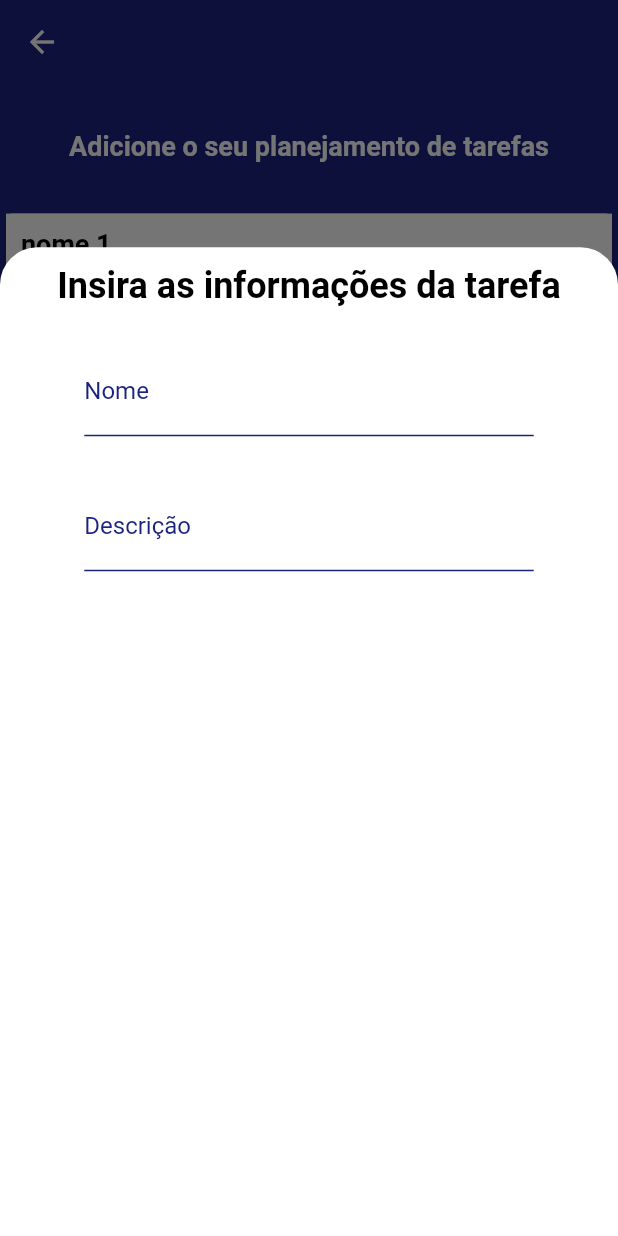
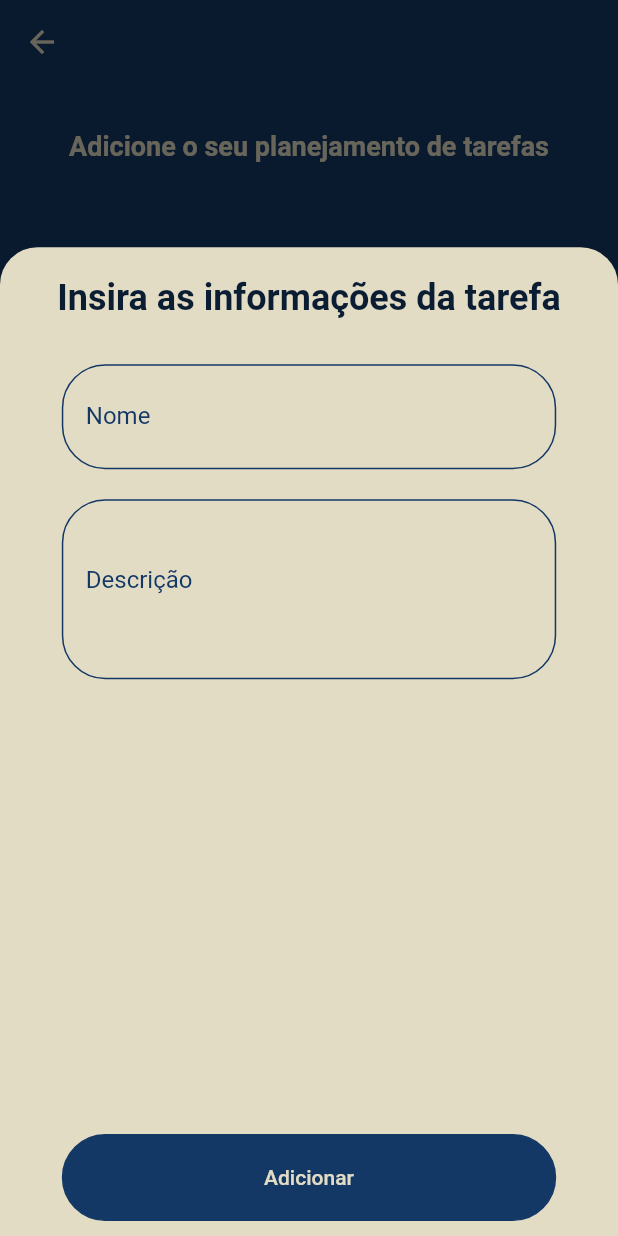
Before and after one commit to CaioAndreta/ludic, a Flutter app: the NovaSalaView screen opened by its route, after a tap on "Continuar", after a tap on the "add" icon, on a phone screen of 412 x 824 dp. Run offline on Flutter 3.47's test engine with Material 2 defaults, Android fonts, the phone set to English and light mode, and no system bars; our stand-ins replace cloud_firestore, email_validator, firebase_auth, firebase_core, google_fonts, shared_preferences; missing offline and left inert: short_uuids; accounts and stored records are empty.

Commit message:
cadastro de tarefas

```diff
--- a/lib/shared/themes/app_colors.dart
+++ b/lib/shared/themes/app_colors.dart
@@ -1,12 +1,9 @@
 import 'package:flutter/material.dart';
 
 class AppColors {
-  static final primary = Colors.indigo.shade900;
-  static final secondary = Color(0xFFFFFFFF);
-  static final black = Colors.black;
+  static final primary = Color(0XFF133865);
+  static final secondary = Color(0XFFE3DCC5);
+  static final dark = Color(0xff0A1D33);
   static final delete = Color(0xFFE83F5B);
-  static final heading = Color(0xFF585666);
   static final body = Color(0xFF706E7A);
-  static final stroke = Color(0xFFE3E3E6);
-  static final shape = Color(0xFFFFFFFF);
 }
--- a/lib/shared/themes/app_textstyles.dart
+++ b/lib/shared/themes/app_textstyles.dart
@@ -3,22 +3,25 @@ import 'package:google_fonts/google_fonts.dart';
 import 'package:ludic/shared/themes/app_colors.dart';
 
 class TextStyles {
-  static final purpleTitleText = GoogleFonts.roboto(
+  static final primaryTitleText = GoogleFonts.roboto(
       fontSize: 24, color: AppColors.primary, fontWeight: FontWeight.bold);
-  static final whiteTitleText = GoogleFonts.roboto(
+  static final secondaryTitleText = GoogleFonts.roboto(
       fontSize: 18, color: AppColors.secondary, fontWeight: FontWeight.bold);
-  static final purpleCodigoSala = GoogleFonts.roboto(
+  static final primaryCodigoSala = GoogleFonts.roboto(
       fontSize: 20, color: AppColors.primary, fontWeight: FontWeight.bold);
-  static final purpleHintText = GoogleFonts.roboto(color: AppColors.primary);
+  static final primaryHintText = GoogleFonts.roboto(color: AppColors.primary);
+  static final blackTitleText =
+      GoogleFonts.roboto(color: AppColors.dark, fontSize: 24);
   static final blackHintText =
-      GoogleFonts.roboto(color: AppColors.black, fontSize: 24);
-  static final whiteHintText = GoogleFonts.roboto(color: AppColors.secondary);
-  static final whitetxtCodigoSala =
+      GoogleFonts.roboto(color: AppColors.dark, fontSize: 16);
+  static final secondaryHintText =
+      GoogleFonts.roboto(color: AppColors.secondary);
+  static final secondaryTxtCodigoSala =
       GoogleFonts.roboto(color: AppColors.secondary, fontSize: 24);
   static final cardTitle =
-      GoogleFonts.roboto(color: AppColors.black, fontSize: 18);
+      GoogleFonts.roboto(color: AppColors.dark, fontSize: 18);
   static final cardDate =
-      GoogleFonts.roboto(color: AppColors.black, fontSize: 16);
+      GoogleFonts.roboto(color: AppColors.dark, fontSize: 16);
   static final cardDesc =
       GoogleFonts.roboto(color: AppColors.body, fontSize: 16);
 }
--- a/lib/shared/widgets/InputFieldBorderless.dart
+++ b/lib/shared/widgets/InputFieldBorderless.dart
@@ -3,6 +3,7 @@ import 'package:flutter/widgets.dart';
 import 'package:ludic/shared/themes/app_colors.dart';
 import 'package:ludic/shared/themes/app_textstyles.dart';
 
+// ignore: must_be_immutable
 class InputFieldBorderless extends StatefulWidget {
   TextEditingController? controller;
   bool obscureText;
@@ -24,8 +25,13 @@ class _InputFieldBorderlessState extends State<InputFieldBorderless> {
   @override
   Widget build(BuildContext context) {
     var size = MediaQuery.of(context).size;
-    return Container(
-        margin: EdgeInsets.symmetric(vertical: 10),
+    return Column(
+      children: [
+        Container(
+            width: size.width * 0.7,
+            alignment: Alignment.centerLeft,
+            child: Text(widget.label, style: TextStyles.primaryHintText)),
+        Container(
             padding: EdgeInsets.symmetric(horizontal: 15, vertical: 5),
             height: 70,
             width: size.width * 0.8,
@@ -35,10 +41,10 @@ class _InputFieldBorderlessState extends State<InputFieldBorderless> {
               obscureText: widget.obscureText,
               cursorColor: AppColors.primary,
               decoration: InputDecoration(
-              labelText: widget.label,
-              labelStyle: TextStyles.purpleHintText,
                   enabledBorder: UnderlineInputBorder(
                       borderSide: BorderSide(color: AppColors.primary))),
-        ));
+            )),
+      ],
+    );
   }
 }
--- a/lib/shared/widgets/button.dart
+++ b/lib/shared/widgets/button.dart
@@ -1,8 +1,8 @@
 import 'package:flutter/material.dart';
 import 'package:ludic/shared/themes/app_colors.dart';
 
+// ignore: must_be_immutable
 class Button extends StatelessWidget {
-  @override
   String label;
   void Function()? onPressed;
   Button({Key? key, this.label = '', this.onPressed}) : super(key: key);
@@ -27,7 +27,7 @@ class Button extends StatelessWidget {
             primary: AppColors.primary),
         child: Text(
           label,
-          style: TextStyle(color: AppColors.shape),
+          style: TextStyle(color: AppColors.secondary),
         ),
         onPressed: onPressed,
       ),
--- a/lib/shared/widgets/input_field.dart
+++ b/lib/shared/widgets/input_field.dart
@@ -4,12 +4,14 @@ import 'package:ludic/shared/themes/app_colors.dart';
 // ignore: must_be_immutable
 class InputField extends StatefulWidget {
   InputDecoration? decoration;
+  double height;
   TextEditingController? controller;
   bool obscureText;
   var validator;
   InputField(
       {Key? key,
       this.decoration,
+      required this.height,
       this.obscureText = false,
       this.controller,
       this.validator})
@@ -26,13 +28,15 @@ class _InputFieldState extends State<InputField> {
     return Container(
       margin: EdgeInsets.symmetric(vertical: 10),
       padding: EdgeInsets.symmetric(horizontal: 15, vertical: 5),
-      height: 70,
+      height: widget.height,
       width: size.width * 0.8,
       decoration: BoxDecoration(
-          color: AppColors.shape,
+          color: AppColors.secondary,
           borderRadius: BorderRadius.circular(29),
           border: Border.all(color: AppColors.primary)),
       child: TextFormField(
+        maxLines: 3,
+        keyboardType: TextInputType.multiline,
         controller: widget.controller,
         validator: widget.validator,
         obscureText: widget.obscureText,
--- a/lib/views/myapp.dart
+++ b/lib/views/myapp.dart
@@ -37,8 +37,8 @@ class MyApp extends StatelessWidget {
               centerTitle: true,
               backgroundColor: Colors.transparent,
               shadowColor: Colors.transparent,
-              titleTextStyle: TextStyle(color: Colors.purple.shade900),
-              iconTheme: IconThemeData(color: Colors.purple.shade900),
+              titleTextStyle: TextStyle(color: AppColors.primary),
+              iconTheme: IconThemeData(color: AppColors.primary),
             )),
         initialRoute: email == null ? '/' : '/home',
         routes: {
--- a/lib/views/novaSala/novaSala.dart
+++ b/lib/views/novaSala/novaSala.dart
@@ -30,7 +30,7 @@ class _NovaSalaViewState extends State<NovaSalaView> {
           index: index,
         ),
         bottomNavigationBar: Padding(
-          padding: EdgeInsets.symmetric(horizontal: size.width * 0.03),
+          padding: EdgeInsets.fromLTRB(10, 0, 10, 0),
           child: Container(
             decoration: BoxDecoration(
               color: AppColors.secondary,
--- a/lib/views/novaSala/novaSalaController.dart
+++ b/lib/views/novaSala/novaSalaController.dart
@@ -1,7 +1,3 @@
-import 'package:ludic/views/novaSala/telas/1_nomeSala.dart';
-import 'package:ludic/views/novaSala/telas/2_addTarefas.dart';
-import 'package:ludic/views/novaSala/telas/3_codigoSala.dart';
-
 class NovaSalaController {
   var currentPage = 0;
   void setPage(int index) {
--- a/lib/views/novaSala/telas/2_addTarefas.dart
+++ b/lib/views/novaSala/telas/2_addTarefas.dart
@@ -1,9 +1,8 @@
 import 'package:flutter/material.dart';
 import 'package:flutter/widgets.dart';
-import 'package:intl/intl.dart';
 import 'package:ludic/shared/themes/app_colors.dart';
 import 'package:ludic/shared/themes/app_textstyles.dart';
-import 'package:ludic/shared/widgets/InputFieldBorderless.dart';
+import 'package:ludic/shared/widgets/button.dart';
 import 'package:ludic/shared/widgets/input_field.dart';
 import 'package:ludic/views/novaSala/novaSalaController.dart';
 
@@ -15,38 +14,27 @@ class AddTarefasView extends StatefulWidget {
 }
 
 class _AddTarefasViewState extends State<AddTarefasView> {
-  addTar() {
-    addTarefa({
-      'nome': 'nome 1',
-      'descricao': 'Lorem Ipsum ',
-      'data': DateFormat('dd/MM/yyyy').format(DateTime.now())
+  final novaSalaController = NovaSalaController();
+  var selectedDate = DateTime.now();
+  List tarefas = [];
+  addTarefa(String name, String desc) {
+    tarefas.add({
+      'nome': name,
+      'descricao': desc,
     });
     setState(() {});
   }
 
-  var trabs = [
-    {
-      'nome': 'nome 1',
-      'descricao': 'descricao',
-      'data': DateFormat("dd/MM/yyyy").format(DateTime.now()),
-      'uuid': UniqueKey()
-    },
-  ];
-  addTarefa(var map) {
-    trabs.add(map);
+  deleteTarefa(int index) {
+    tarefas.remove(tarefas[index]);
     setState(() {});
   }
 
-  deleteTarefa(int index) {
-    trabs.remove(trabs[index]);
-    setState(() {});
-  }
-
-  final novaSalaController = NovaSalaController();
   @override
   Widget build(BuildContext context) {
     var size = MediaQuery.of(context).size;
-
+    TextEditingController _nameController = TextEditingController();
+    TextEditingController _descController = TextEditingController();
     return Scaffold(
       backgroundColor: AppColors.primary,
       floatingActionButton: ElevatedButton(
@@ -64,35 +52,64 @@ class _AddTarefasViewState extends State<AddTarefasView> {
               builder: (context) => Container(
                     height: size.height * 0.8,
                     decoration: BoxDecoration(
-                        color: Colors.white,
+                        color: AppColors.secondary,
                         borderRadius: BorderRadius.only(
                             topLeft: Radius.circular(25.0),
                             topRight: Radius.circular(25.0))),
                     child: Column(
+                      mainAxisAlignment: MainAxisAlignment.spaceBetween,
+                      children: [
+                        Column(
                           children: [
                             Padding(
-                          padding: EdgeInsets.all(12.0),
+                              padding: EdgeInsets.all(20.0),
                               child: Text('Insira as informações da tarefa',
-                              style: TextStyles.blackHintText),
+                                  style: TextStyles.blackTitleText),
                             ),
-                        InputFieldBorderless(label: 'Nome'),
-                        InputFieldBorderless(label: 'Descrição'),
+                            InputField(
+                                controller: _nameController,
+                                height: 70,
+                                decoration: InputDecoration(
+                                    labelText: 'Nome',
+                                    labelStyle: TextStyles.primaryHintText,
+                                    border: InputBorder.none)),
+                            // InputField(
+                            //     controller: _pesoController,
+                            //     height: 70,
+                            //     decoration: InputDecoration(
+                            //         labelText: 'Peso',
+                            //         labelStyle: TextStyles.primaryHintText,
+                            //         border: InputBorder.none)),
+                            InputField(
+                                controller: _descController,
+                                height: 120,
+                                decoration: InputDecoration(
+                                    labelText: 'Descrição',
+                                    labelStyle: TextStyles.primaryHintText,
+                                    border: InputBorder.none)),
+                          ],
+                        ),
+                        Button(
+                          label: 'Adicionar',
+                          onPressed: () {
+                            addTarefa(
+                                _nameController.text, _descController.text);
+                            Navigator.pop(context);
+                          },
+                        )
                       ],
                     ),
                   ));
         },
       ),
-      body: Container(
-        height: size.height,
-        width: size.width,
-        child: ListView(
+      body: ListView(
         children: [
           Container(
             height: size.height * 0.1,
             child: Center(
               child: Text(
                 'Adicione o seu planejamento de tarefas',
-                  style: TextStyles.whiteTitleText,
+                style: TextStyles.secondaryTitleText,
               ),
             ),
           ),
@@ -101,28 +118,39 @@ class _AddTarefasViewState extends State<AddTarefasView> {
                 physics: ScrollPhysics(),
                 scrollDirection: Axis.vertical,
                 shrinkWrap: true,
-                itemCount: trabs.length,
+                itemCount: tarefas.length,
                 itemBuilder: (_, index) {
                   return Column(
                     children: [
                       Card(
                         child: Container(
                           width: size.width,
-                          color: Colors.white,
-                          child: Column(
+                          height: 100,
+                          color: AppColors.secondary,
+                          child: Row(
+                            children: [
+                              Column(
                                 crossAxisAlignment: CrossAxisAlignment.start,
                                 children: [
-                              Padding(
-                                padding: EdgeInsets.fromLTRB(10, 10, 0, 0),
-                                child: Text(trabs[index]['nome'].toString(),
+                                  Align(
+                                    alignment: Alignment.topLeft,
+                                    child: Padding(
+                                      padding:
+                                          EdgeInsets.fromLTRB(10, 10, 0, 0),
+                                      child: Text(
+                                          tarefas[index]['nome'].toString(),
                                           style: TextStyles.cardTitle),
                                     ),
+                                  ),
                                   Padding(
-                                padding: EdgeInsets.fromLTRB(10, 5, 0, 0),
+                                    padding: EdgeInsets.fromLTRB(10, 15, 0, 0),
                                     child: Text(
-                                    trabs[index]['descricao'].toString(),
+                                        tarefas[index]['descricao'].toString(),
                                         style: TextStyles.cardDesc),
+                                  )
+                                ],
                               ),
+                              Expanded(child: Container()),
                               Align(
                                 alignment: Alignment.topRight,
                                 child: PopupMenuButton(
@@ -142,25 +170,15 @@ class _AddTarefasViewState extends State<AddTarefasView> {
                                   ],
                                 ),
                               ),
-                              Align(
-                                alignment: Alignment.bottomLeft,
-                                child: Padding(
-                                  padding: EdgeInsets.all(7),
-                                  child: Text(trabs[index]['data'].toString(),
-                                      style: TextStyles.cardDate),
-                                ),
-                              )
                             ],
                           ),
                         ),
                       ),
                     ],
                   );
-                },
-              ),
+                }),
           ),
         ],
-        ),
       ),
     );
   }
--- a/lib/views/novaSala/telas/3_codigoSala.dart
+++ b/lib/views/novaSala/telas/3_codigoSala.dart
@@ -24,8 +24,8 @@ class CodigoSalaView extends StatelessWidget {
             Container(
               width: size.width * 0.9,
               child: Text(
-                  'Tudo pronto! \n\nAgora que a sala foi criada, compartilhe o seguinte código para os alunos obterem acesso',
-                  style: TextStyles.whitetxtCodigoSala),
+                  'Tudo pronto! \n\nAgora que a sala foi criada, compartilhe o seguinte código para os alunos obterem acesso:',
+                  style: TextStyles.secondaryTxtCodigoSala),
             ),
             Container(height: size.height * 0.05),
             GestureDetector(
@@ -43,10 +43,10 @@ class CodigoSalaView extends StatelessWidget {
                   padding: EdgeInsets.symmetric(horizontal: 20, vertical: 5),
                   child: Text(
                     codigoSala,
-                    style: TextStyles.purpleCodigoSala,
+                    style: TextStyles.primaryCodigoSala,
                   )),
             ),
-            Text('(Toque para copiar)')
+            Text('(Toque para copiar)', style: TextStyles.secondaryHintText)
           ],
         ),
       ),
--- a/lib/views/splash_screen/splash_screen.dart
+++ b/lib/views/splash_screen/splash_screen.dart
@@ -14,7 +14,7 @@ class SplashPage extends StatelessWidget {
       body: Stack(
         children: [
           Center(child: Container(color: AppColors.primary,)),
-          Center(child: Text('LUDIC', style: TextStyles.purpleTitleText,))
+          Center(child: Text('LUDIC', style: TextStyles.primaryTitleText,))
         ],
       ),
     );
```
Also changed, not shown: lib/services/auth.dart (deleted, +0 -10 lines), lib/shared/auth/auth_controller.dart (+5 -3 lines), lib/shared/widgets/datePicker.dart (added, +60 -0 lines), lib/views/home_page/homePage.dart (+24 -9 lines), lib/views/login/login.dart (+5 -3 lines), lib/views/register/registerAluno.dart (+15 -7 lines), lib/views/register/registerProf.dart (+7 -4 lines). Lines whose indentation alone changed are shown as unchanged.
